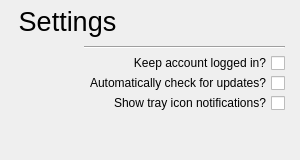
First picture: the form in widgets/secondary/settingswidget.ui, repository leafo/itchio-app-old, before the edit.
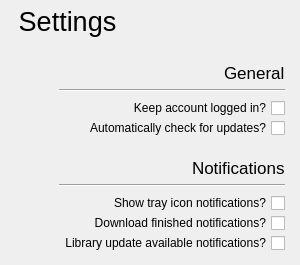
Second picture: the form after the edit.

Commit message: More notification options added to the settings and settings widget.

Diff of the .ui file:
```diff
--- a/widgets/secondary/settingswidget.ui
+++ b/widgets/secondary/settingswidget.ui
@@ -7,7 +7,7 @@
     <x>0</x>
     <y>0</y>
     <width>300</width>
-    <height>160</height>
+    <height>265</height>
    </rect>
   </property>
   <property name="sizePolicy">
@@ -19,7 +19,13 @@
   <property name="minimumSize">
    <size>
     <width>300</width>
-    <height>160</height>
+    <height>265</height>
+   </size>
+  </property>
+  <property name="maximumSize">
+   <size>
+    <width>300</width>
+    <height>265</height>
    </size>
   </property>
   <property name="windowTitle">
@@ -46,7 +52,107 @@
    </property>
    <item row="0" column="0">
     <layout class="QGridLayout" name="settingsLayout">
-     <item row="4" column="1" colspan="2" alignment="Qt::AlignLeft|Qt::AlignVCenter">
+     <property name="spacing">
+      <number>0</number>
+     </property>
+     <item row="5" column="0">
+      <spacer name="verticalSpacer">
+       <property name="orientation">
+        <enum>Qt::Vertical</enum>
+       </property>
+       <property name="sizeType">
+        <enum>QSizePolicy::Fixed</enum>
+       </property>
+       <property name="sizeHint" stdset="0">
+        <size>
+         <width>20</width>
+         <height>40</height>
+        </size>
+       </property>
+      </spacer>
+     </item>
+     <item row="6" column="0">
+      <spacer name="verticalSpacer_2">
+       <property name="orientation">
+        <enum>Qt::Vertical</enum>
+       </property>
+       <property name="sizeType">
+        <enum>QSizePolicy::Fixed</enum>
+       </property>
+       <property name="sizeHint" stdset="0">
+        <size>
+         <width>20</width>
+         <height>15</height>
+        </size>
+       </property>
+      </spacer>
+     </item>
+     <item row="6" column="1" colspan="2">
+      <widget class="Line" name="line_2">
+       <property name="sizePolicy">
+        <sizepolicy hsizetype="Expanding" vsizetype="Fixed">
+         <horstretch>0</horstretch>
+         <verstretch>0</verstretch>
+        </sizepolicy>
+       </property>
+       <property name="orientation">
+        <enum>Qt::Horizontal</enum>
+       </property>
+      </widget>
+     </item>
+     <item row="8" column="1" colspan="2" alignment="Qt::AlignLeft">
+      <widget class="QCheckBox" name="showDownloadFinishedNotificationsBox">
+       <property name="layoutDirection">
+        <enum>Qt::RightToLeft</enum>
+       </property>
+       <property name="text">
+        <string>Download finished notifications?</string>
+       </property>
+      </widget>
+     </item>
+     <item row="9" column="0">
+      <spacer name="verticalSpacer_4">
+       <property name="orientation">
+        <enum>Qt::Vertical</enum>
+       </property>
+       <property name="sizeType">
+        <enum>QSizePolicy::Fixed</enum>
+       </property>
+       <property name="sizeHint" stdset="0">
+        <size>
+         <width>20</width>
+         <height>20</height>
+        </size>
+       </property>
+      </spacer>
+     </item>
+     <item row="9" column="1" colspan="2" alignment="Qt::AlignLeft">
+      <widget class="QCheckBox" name="showLibraryUpdateAvailableNotificationsBox">
+       <property name="layoutDirection">
+        <enum>Qt::RightToLeft</enum>
+       </property>
+       <property name="text">
+        <string>Library update available notifications?</string>
+       </property>
+      </widget>
+     </item>
+     <item row="8" column="0">
+      <spacer name="verticalSpacer_3">
+       <property name="orientation">
+        <enum>Qt::Vertical</enum>
+       </property>
+       <property name="sizeType">
+        <enum>QSizePolicy::Fixed</enum>
+       </property>
+       <property name="sizeHint" stdset="0">
+        <size>
+         <width>20</width>
+         <height>20</height>
+        </size>
+       </property>
+      </spacer>
+     </item>
+     <item row="7" column="1" colspan="2" alignment="Qt::AlignLeft|Qt::AlignVCenter">
       <widget class="QCheckBox" name="showTrayNotificationsBox">
        <property name="sizePolicy">
         <sizepolicy hsizetype="Fixed" vsizetype="Fixed">
@@ -65,6 +171,127 @@
        </property>
       </widget>
      </item>
+     <item row="2" column="1" colspan="2">
+      <widget class="Line" name="line">
+       <property name="sizePolicy">
+        <sizepolicy hsizetype="Expanding" vsizetype="Fixed">
+         <horstretch>0</horstretch>
+         <verstretch>0</verstretch>
+        </sizepolicy>
+       </property>
+       <property name="orientation">
+        <enum>Qt::Horizontal</enum>
+       </property>
+      </widget>
+     </item>
+     <item row="4" column="0">
+      <spacer name="vs2">
+       <property name="orientation">
+        <enum>Qt::Vertical</enum>
+       </property>
+       <property name="sizeType">
+        <enum>QSizePolicy::Fixed</enum>
+       </property>
+       <property name="sizeHint" stdset="0">
+        <size>
+         <width>20</width>
+         <height>20</height>
+        </size>
+       </property>
+      </spacer>
+     </item>
+     <item row="3" column="1" colspan="2" alignment="Qt::AlignLeft|Qt::AlignVCenter">
+      <widget class="QCheckBox" name="keepLoggedInBox">
+       <property name="sizePolicy">
+        <sizepolicy hsizetype="Fixed" vsizetype="Fixed">
+         <horstretch>0</horstretch>
+         <verstretch>0</verstretch>
+        </sizepolicy>
+       </property>
+       <property name="minimumSize">
+        <size>
+         <width>139</width>
+         <height>17</height>
+        </size>
+       </property>
+       <property name="mouseTracking">
+        <bool>false</bool>
+       </property>
+       <property name="layoutDirection">
+        <enum>Qt::RightToLeft</enum>
+       </property>
+       <property name="text">
+        <string>Keep account logged in?</string>
+       </property>
+      </widget>
+     </item>
+     <item row="7" column="0">
+      <spacer name="vs3">
+       <property name="orientation">
+        <enum>Qt::Vertical</enum>
+       </property>
+       <property name="sizeType">
+        <enum>QSizePolicy::Fixed</enum>
+       </property>
+       <property name="sizeHint" stdset="0">
+        <size>
+         <width>20</width>
+         <height>20</height>
+        </size>
+       </property>
+      </spacer>
+     </item>
+     <item row="4" column="1" colspan="2" alignment="Qt::AlignLeft|Qt::AlignVCenter">
+      <widget class="QCheckBox" name="automaticallyCheckForUpdatesBox">
+       <property name="sizePolicy">
+        <sizepolicy hsizetype="Fixed" vsizetype="Fixed">
+         <horstretch>0</horstretch>
+         <verstretch>0</verstretch>
+        </sizepolicy>
+       </property>
+       <property name="mouseTracking">
+        <bool>false</bool>
+       </property>
+       <property name="layoutDirection">
+        <enum>Qt::RightToLeft</enum>
+       </property>
+       <property name="text">
+        <string>Automatically check for updates?</string>
+       </property>
+      </widget>
+     </item>
+     <item row="10" column="0">
+      <spacer name="vs6">
+       <property name="orientation">
+        <enum>Qt::Vertical</enum>
+       </property>
+       <property name="sizeType">
+        <enum>QSizePolicy::Expanding</enum>
+       </property>
+       <property name="sizeHint" stdset="0">
+        <size>
+         <width>20</width>
+         <height>20</height>
+        </size>
+       </property>
+      </spacer>
+     </item>
+     <item row="3" column="0">
+      <spacer name="vs1">
+       <property name="orientation">
+        <enum>Qt::Vertical</enum>
+       </property>
+       <property name="sizeType">
+        <enum>QSizePolicy::Fixed</enum>
+       </property>
+       <property name="sizeHint" stdset="0">
+        <size>
+         <width>20</width>
+         <height>20</height>
+        </size>
+       </property>
+      </spacer>
+     </item>
      <item row="0" column="0" colspan="2">
       <widget class="QLabel" name="settingsLabel">
        <property name="sizePolicy">
@@ -102,127 +329,6 @@
       </widget>
      </item>
      <item row="2" column="0">
-      <spacer name="vs1">
-       <property name="orientation">
-        <enum>Qt::Vertical</enum>
-       </property>
-       <property name="sizeType">
-        <enum>QSizePolicy::Fixed</enum>
-       </property>
-       <property name="sizeHint" stdset="0">
-        <size>
-         <width>20</width>
-         <height>20</height>
-        </size>
-       </property>
-      </spacer>
-     </item>
-     <item row="1" column="1" colspan="2">
-      <widget class="Line" name="line">
-       <property name="sizePolicy">
-        <sizepolicy hsizetype="Expanding" vsizetype="Fixed">
-         <horstretch>0</horstretch>
-         <verstretch>0</verstretch>
-        </sizepolicy>
-       </property>
-       <property name="orientation">
-        <enum>Qt::Horizontal</enum>
-       </property>
-      </widget>
-     </item>
-     <item row="3" column="0">
-      <spacer name="vs2">
-       <property name="orientation">
-        <enum>Qt::Vertical</enum>
-       </property>
-       <property name="sizeType">
-        <enum>QSizePolicy::Fixed</enum>
-       </property>
-       <property name="sizeHint" stdset="0">
-        <size>
-         <width>20</width>
-         <height>20</height>
-        </size>
-       </property>
-      </spacer>
-     </item>
-     <item row="4" column="0">
-      <spacer name="vs3">
-       <property name="orientation">
-        <enum>Qt::Vertical</enum>
-       </property>
-       <property name="sizeType">
-        <enum>QSizePolicy::Fixed</enum>
-       </property>
-       <property name="sizeHint" stdset="0">
-        <size>
-         <width>20</width>
-         <height>20</height>
-        </size>
-       </property>
-      </spacer>
-     </item>
-     <item row="2" column="1" colspan="2" alignment="Qt::AlignLeft|Qt::AlignVCenter">
-      <widget class="QCheckBox" name="keepLoggedInBox">
-       <property name="sizePolicy">
-        <sizepolicy hsizetype="Fixed" vsizetype="Fixed">
-         <horstretch>0</horstretch>
-         <verstretch>0</verstretch>
-        </sizepolicy>
-       </property>
-       <property name="minimumSize">
-        <size>
-         <width>139</width>
-         <height>17</height>
-        </size>
-       </property>
-       <property name="mouseTracking">
-        <bool>false</bool>
-       </property>
-       <property name="layoutDirection">
-        <enum>Qt::RightToLeft</enum>
-       </property>
-       <property name="text">
-        <string>Keep account logged in?</string>
-       </property>
-      </widget>
-     </item>
-     <item row="3" column="1" colspan="2" alignment="Qt::AlignLeft|Qt::AlignVCenter">
-      <widget class="QCheckBox" name="automaticallyCheckForUpdatesBox">
-       <property name="sizePolicy">
-        <sizepolicy hsizetype="Fixed" vsizetype="Fixed">
-         <horstretch>0</horstretch>
-         <verstretch>0</verstretch>
-        </sizepolicy>
-       </property>
-       <property name="mouseTracking">
-        <bool>false</bool>
-       </property>
-       <property name="layoutDirection">
-        <enum>Qt::RightToLeft</enum>
-       </property>
-       <property name="text">
-        <string>Automatically check for updates?</string>
-       </property>
-      </widget>
-     </item>
-     <item row="5" column="0">
-      <spacer name="vs6">
-       <property name="orientation">
-        <enum>Qt::Vertical</enum>
-       </property>
-       <property name="sizeType">
-        <enum>QSizePolicy::Expanding</enum>
-       </property>
-       <property name="sizeHint" stdset="0">
-        <size>
-         <width>20</width>
-         <height>20</height>
-        </size>
-       </property>
-      </spacer>
-     </item>
-     <item row="1" column="0">
       <spacer name="vs10">
        <property name="orientation">
         <enum>Qt::Vertical</enum>
@@ -233,11 +339,51 @@
        <property name="sizeHint" stdset="0">
         <size>
          <width>5</width>
-         <height>10</height>
+         <height>15</height>
         </size>
        </property>
       </spacer>
      </item>
+     <item row="1" column="0">
+      <spacer name="verticalSpacer_5">
+       <property name="orientation">
+        <enum>Qt::Vertical</enum>
+       </property>
+       <property name="sizeType">
+        <enum>QSizePolicy::Fixed</enum>
+       </property>
+       <property name="sizeHint" stdset="0">
+        <size>
+         <width>20</width>
+         <height>40</height>
+        </size>
+       </property>
+      </spacer>
+     </item>
+     <item row="5" column="1" colspan="2" alignment="Qt::AlignRight|Qt::AlignBottom">
+      <widget class="QLabel" name="notificationsLabel">
+       <property name="font">
+        <font>
+         <pointsize>13</pointsize>
+        </font>
+       </property>
+       <property name="text">
+        <string>Notifications</string>
+       </property>
+      </widget>
+     </item>
+     <item row="1" column="1" colspan="2" alignment="Qt::AlignRight|Qt::AlignBottom">
+      <widget class="QLabel" name="generalLabel">
+       <property name="font">
+        <font>
+         <pointsize>13</pointsize>
+        </font>
+       </property>
+       <property name="text">
+        <string>General</string>
+       </property>
+      </widget>
+     </item>
     </layout>
    </item>
   </layout>
```
The commit also changes 4 other files.
